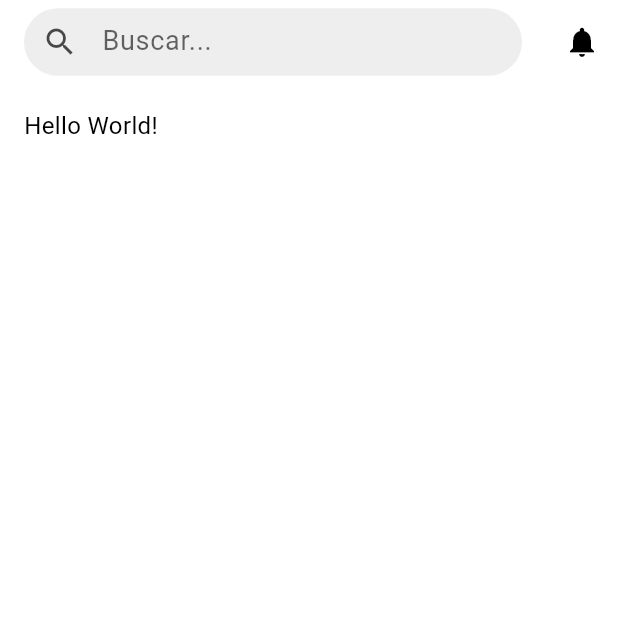
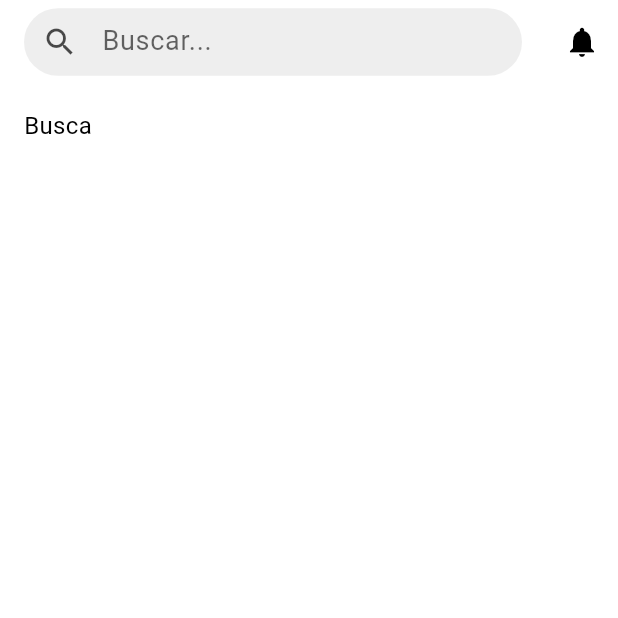
Before and after one commit to carlosxfelipe/myfood, a Flutter app: the screen it shows after launch, item 2 of the bottom bar chosen, on a phone screen of 412 x 824 dp, the top half of it. Run offline on Flutter 3.47's test engine with Material 3 defaults, Android fonts, the phone set to English and light mode, and no system bars; drawn by our look-alikes of convex_bottom_bar; our stand-ins replace go_router.

Commit message:
Add search and orders screens with navigation routes

```diff
--- a/lib/routes/router.dart
+++ b/lib/routes/router.dart
@@ -20,6 +20,16 @@ final GoRouter router = GoRouter(
           (context, state) => NoTransitionPage(child: const HomeScreen()),
     ),
     GoRoute(
+      path: '/search',
+      pageBuilder:
+          (context, state) => NoTransitionPage(child: const SearchScreen()),
+    ),
+    GoRoute(
+      path: '/orders',
+      pageBuilder:
+          (context, state) => NoTransitionPage(child: const OrdersScreen()),
+    ),
+    GoRoute(
       path: '/profile',
       pageBuilder:
           (context, state) => NoTransitionPage(child: const ProfileScreen()),
--- a/lib/screens.dart
+++ b/lib/screens.dart
@@ -1,2 +1,4 @@
 export 'package:myfood/screens/home_screen.dart';
+export 'package:myfood/screens/search_screen.dart';
+export 'package:myfood/screens/orders_screen.dart';
 export 'package:myfood/screens/profile_screen.dart';
--- a/lib/screens/home_screen.dart
+++ b/lib/screens/home_screen.dart
@@ -8,12 +8,7 @@ class HomeScreen extends StatelessWidget {
   Widget build(BuildContext context) {
     return CustomConvexBottomBar(
       currentIndex: 0, // Índice correspondente ao botão "Início"
-      child: Scaffold(
-        // appBar: AppBar(title: const Text('Home Screen')),
-        appBar: CustomAppBar(),
-        // body: const Center(child: Text('Hello World!')),
-        body: HomeBody(),
-      ),
+      child: Scaffold(appBar: CustomAppBar(), body: HomeBody()),
     );
   }
 }
@@ -25,7 +20,7 @@ class HomeBody extends StatelessWidget {
   Widget build(BuildContext context) {
     return const Padding(
       padding: EdgeInsets.only(left: 16, top: 16),
-      child: Align(alignment: Alignment.topLeft, child: Text('Hello World!')),
+      child: Align(alignment: Alignment.topLeft, child: Text('Início')),
     );
   }
 }
--- /dev/null
+++ b/lib/screens/search_screen.dart
@@ -0,0 +1,26 @@
+import 'package:flutter/material.dart';
+import 'package:myfood/widgets.dart';
+
+class SearchScreen extends StatelessWidget {
+  const SearchScreen({super.key});
+
+  @override
+  Widget build(BuildContext context) {
+    return CustomConvexBottomBar(
+      currentIndex: 1, // Índice correspondente ao botão "Busca"
+      child: Scaffold(appBar: CustomAppBar(), body: SearchBody()),
+    );
+  }
+}
+
+class SearchBody extends StatelessWidget {
+  const SearchBody({super.key});
+
+  @override
+  Widget build(BuildContext context) {
+    return const Padding(
+      padding: EdgeInsets.only(left: 16, top: 16),
+      child: Align(alignment: Alignment.topLeft, child: Text('Busca')),
+    );
+  }
+}
--- a/lib/widgets/custom_convex_bottom_bar.dart
+++ b/lib/widgets/custom_convex_bottom_bar.dart
@@ -34,10 +34,10 @@ class CustomConvexBottomBar extends StatelessWidget {
               context.go('/');
               break;
             case 1:
-              // context.go('/search');
+              context.go('/search');
               break;
             case 2:
-              // context.go('/orders');
+              context.go('/orders');
               break;
             case 3:
               context.go('/profile');
```
Also changed, not shown: lib/screens/orders_screen.dart (added, +26 -0 lines).
